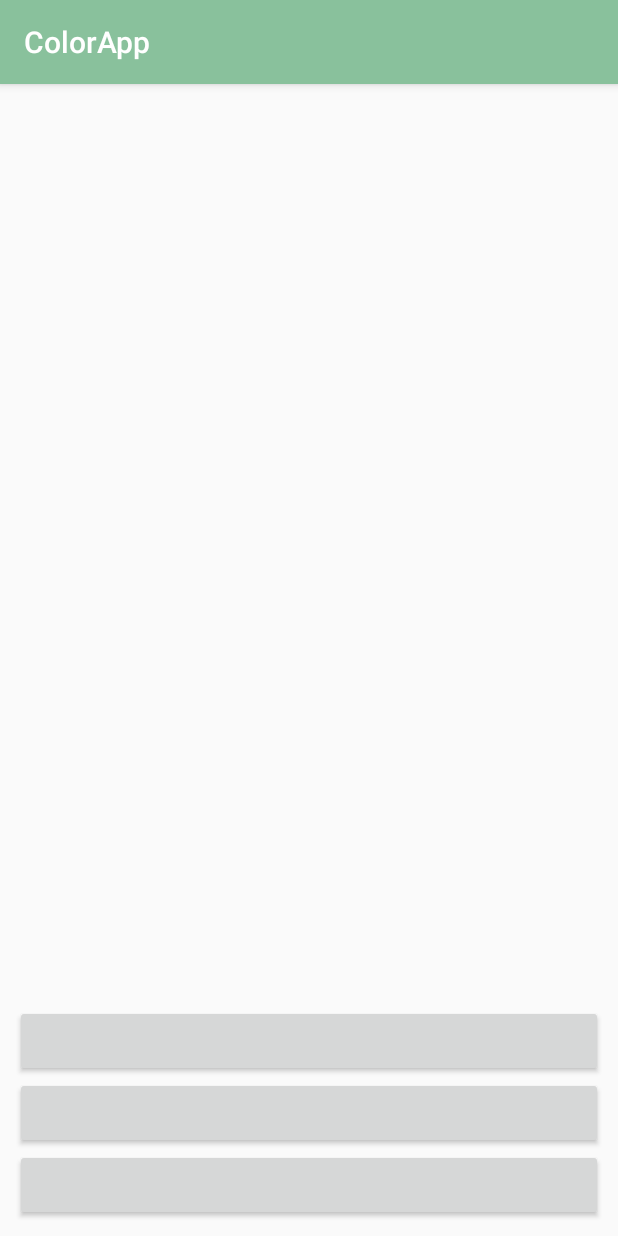
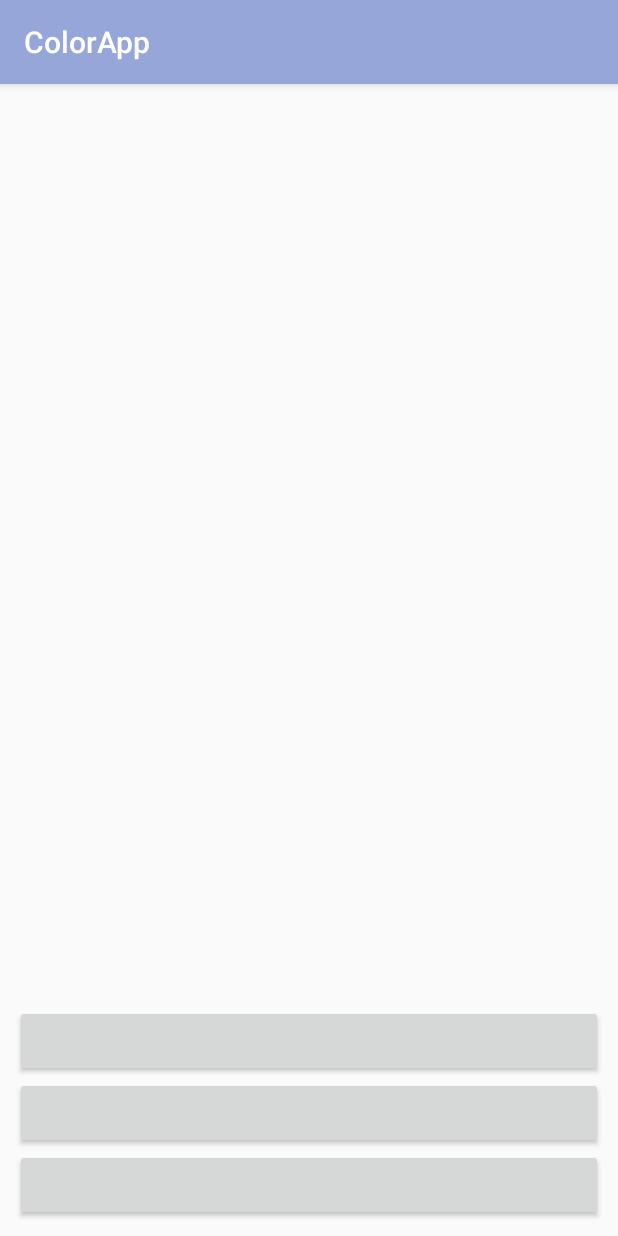
Before and after one commit to wsquindio2018/ColorApp_Quindio, an Android app: the screen it shows after launch (MainActivity), on a phone screen of 412 x 824 dp. Run offline under Robolectric (Android 15) with nearby library versions, the light colour scheme and no system bars.

Commit message:
De victor para Diego

```diff
--- a/app/src/main/res/values/colors.xml
+++ b/app/src/main/res/values/colors.xml
@@ -1,6 +1,6 @@
 <?xml version="1.0" encoding="utf-8"?>
 <resources>
-    <color name="colorPrimary">#89c19c</color>
-    <color name="colorPrimaryDark">#bdd6c5</color>
+    <color name="colorPrimary">#96a6d9</color>
+    <color name="colorPrimaryDark">#b6c3ea</color>
     <color name="colorAccent">#FF4081</color>
 </resources>
```
Also changed, not shown: app/src/main/res/drawable/boton_configuracion.png, app/src/main/res/drawable/boton_empezar.png, app/src/main/res/drawable/boton_jugar.png, app/src/main/res/drawable/boton_puntajes.png.
